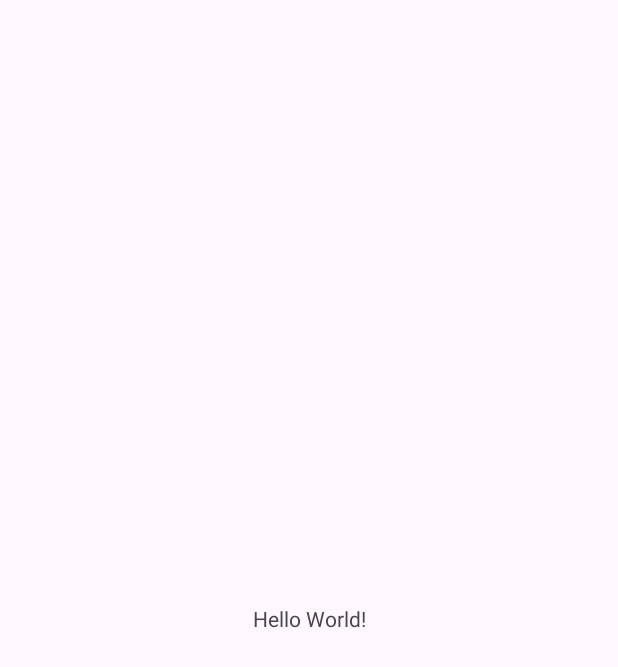
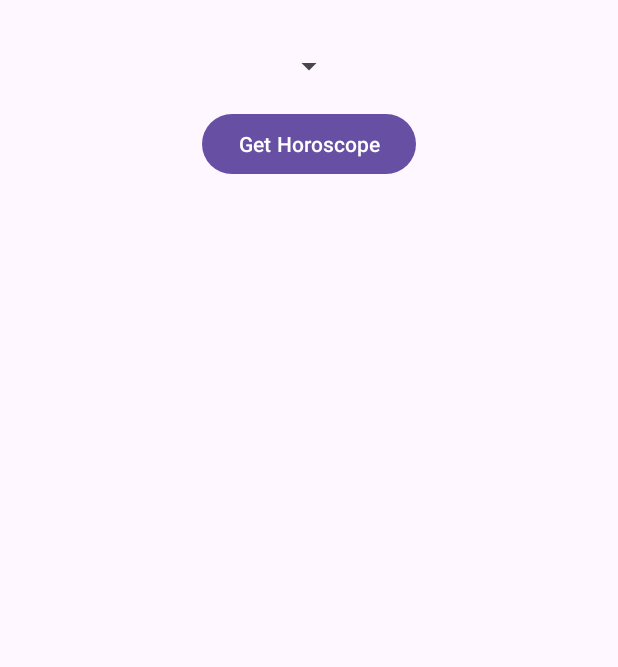
Before and after one commit to vana123/DailyHoroscope, an Android app: the screen it shows after launch (MainActivity), on a phone screen of 412 x 824 dp. Before the commit the part shown is almost empty. Shown: the top 667 px of the screen. Run offline under Robolectric (Android 15) with nearby library versions, the phone set to English and light mode, and no system bars.

Commit message:
Add program interface

```diff
--- a/app/src/main/res/layout/activity_main.xml
+++ b/app/src/main/res/layout/activity_main.xml
@@ -1,18 +1,38 @@
 <?xml version="1.0" encoding="utf-8"?>
-<androidx.constraintlayout.widget.ConstraintLayout xmlns:android="http://schemas.android.com/apk/res/android"
-    xmlns:app="http://schemas.android.com/apk/res-auto"
+<RelativeLayout
+    xmlns:android="http://schemas.android.com/apk/res/android"
     xmlns:tools="http://schemas.android.com/tools"
     android:layout_width="match_parent"
     android:layout_height="match_parent"
+    android:paddingBottom="@dimen/activity_vertical_margin"
+    android:paddingLeft="@dimen/activity_horizontal_margin"
+    android:paddingRight="@dimen/activity_horizontal_margin"
+    android:paddingTop="@dimen/activity_vertical_margin"
     tools:context=".MainActivity">
 
-    <TextView
+    <Spinner
+        android:id="@+id/spinner"
         android:layout_width="wrap_content"
         android:layout_height="wrap_content"
-        android:text="Hello World!"
-        app:layout_constraintBottom_toBottomOf="parent"
-        app:layout_constraintEnd_toEndOf="parent"
-        app:layout_constraintStart_toStartOf="parent"
-        app:layout_constraintTop_toTopOf="parent" />
+        android:layout_centerHorizontal="true"
+        android:layout_marginTop="16dp"/>
 
-</androidx.constraintlayout.widget.ConstraintLayout>
+    <Button
+        android:id="@+id/button"
+        android:layout_width="wrap_content"
+        android:layout_height="wrap_content"
+        android:layout_below="@id/spinner"
+        android:layout_centerHorizontal="true"
+        android:layout_marginTop="16dp"
+        android:text="@string/get_horoscope"/>
+
+    <TextView
+        android:id="@+id/textView"
+        android:layout_width="wrap_content"
+        android:layout_height="wrap_content"
+        android:layout_below="@id/button"
+        android:layout_centerHorizontal="true"
+        android:layout_marginTop="16dp"
+        android:text=""
+        android:textSize="18sp"/>
+</RelativeLayout>
--- /dev/null
+++ b/app/src/main/res/values/dimens.xml
@@ -0,0 +1,5 @@
+<?xml version="1.0" encoding="utf-8"?>
+<resources>
+    <dimen name="activity_horizontal_margin">16dp</dimen>
+    <dimen name="activity_vertical_margin">16dp</dimen>
+</resources>
--- a/app/src/main/res/values/strings.xml
+++ b/app/src/main/res/values/strings.xml
@@ -1,3 +1,4 @@
 <resources>
     <string name="app_name">DailyHoroscope</string>
+    <string name="get_horoscope">Get Horoscope</string>
 </resources>
```
